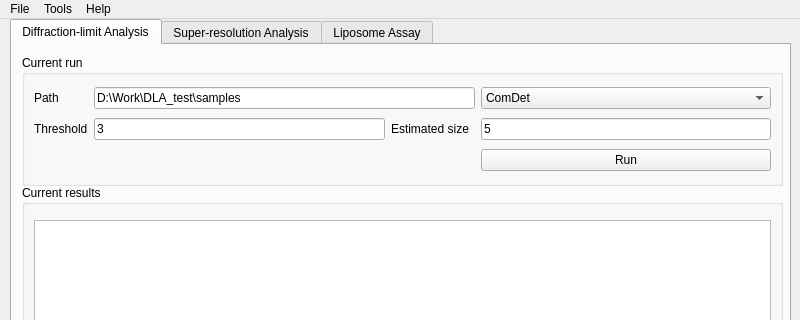
Above: UI_form/MainWindow.ui from zengjiexia/ACT before the change; both pictures show x 0 to 800 and y 0 to 320 of the 800 by 600 pixel window. Below: the same form after it.
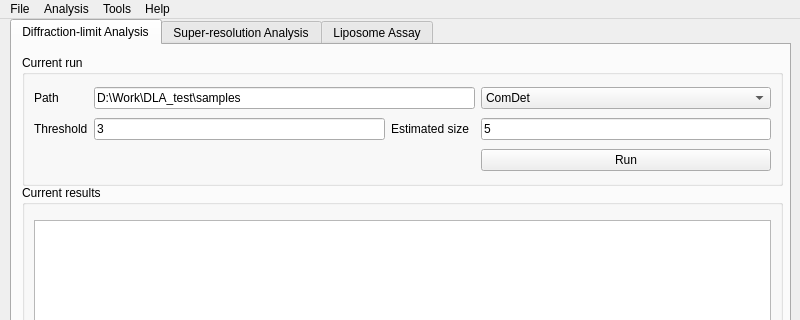
That is the form after the change. The open tabs and pages were chosen to show the change. Custom widgets are drawn as their Qt base class.

The edit to the form file:
```diff
--- a/UI_form/MainWindow.ui
+++ b/UI_form/MainWindow.ui
@@ -971,9 +971,9 @@
     </property>
     <addaction name="actionLoad"/>
    </widget>
-   <widget class="QMenu" name="menuTools">
+   <widget class="QMenu" name="menuAnalysis">
     <property name="title">
-     <string>Tools</string>
+     <string>Analysis</string>
     </property>
     <widget class="QMenu" name="menuDFL_SiMPull">
      <property name="title">
@@ -1017,7 +1017,13 @@
     <addaction name="menuMethod_instruction"/>
     <addaction name="actionProgram_frozen"/>
    </widget>
+   <widget class="QMenu" name="menuTools">
+    <property name="title">
+     <string>Tools</string>
+    </property>
+   </widget>
    <addaction name="mainMenu"/>
+   <addaction name="menuAnalysis"/>
    <addaction name="menuTools"/>
    <addaction name="menuHelp"/>
   </widget>
```
Left out of the diff: 4 changed lines with no effect on the pictures.
